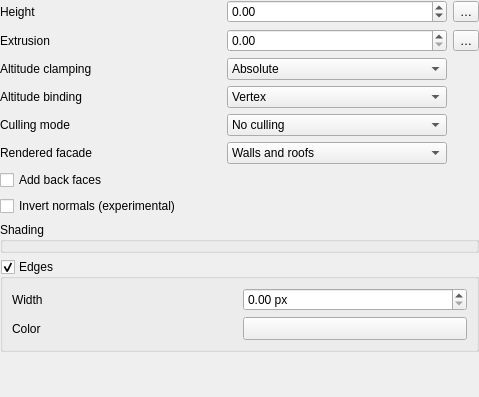
The window that src/ui/3d/polygon3dsymbolwidget.ui (qgis/QGIS) describes before a commit, drawn with Qt 5.
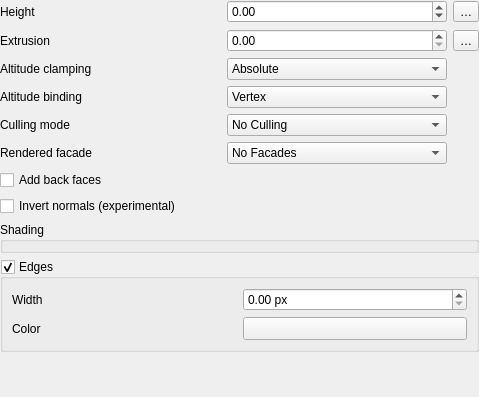
The same window after the commit. Custom widgets are drawn as their Qt base class.

What changed in the file:
```diff
--- a/src/ui/3d/polygon3dsymbolwidget.ui
+++ b/src/ui/3d/polygon3dsymbolwidget.ui
@@ -115,7 +115,7 @@
     <widget class="QComboBox" name="cboCullingMode">
      <item>
       <property name="text">
-       <string>No culling</string>
+       <string>No Culling</string>
       </property>
      </item>
      <item>
@@ -263,11 +263,11 @@
    <item row="5" column="1">
     <widget class="QComboBox" name="cboRenderedFacade">
      <property name="currentIndex">
-      <number>3</number>
+      <number>0</number>
      </property>
      <item>
       <property name="text">
-       <string>No facades</string>
+       <string>No Facades</string>
       </property>
      </item>
      <item>
@@ -282,7 +282,7 @@
      </item>
      <item>
       <property name="text">
-       <string>Walls and roofs</string>
+       <string>Walls and Roofs</string>
       </property>
      </item>
     </widget>
```
